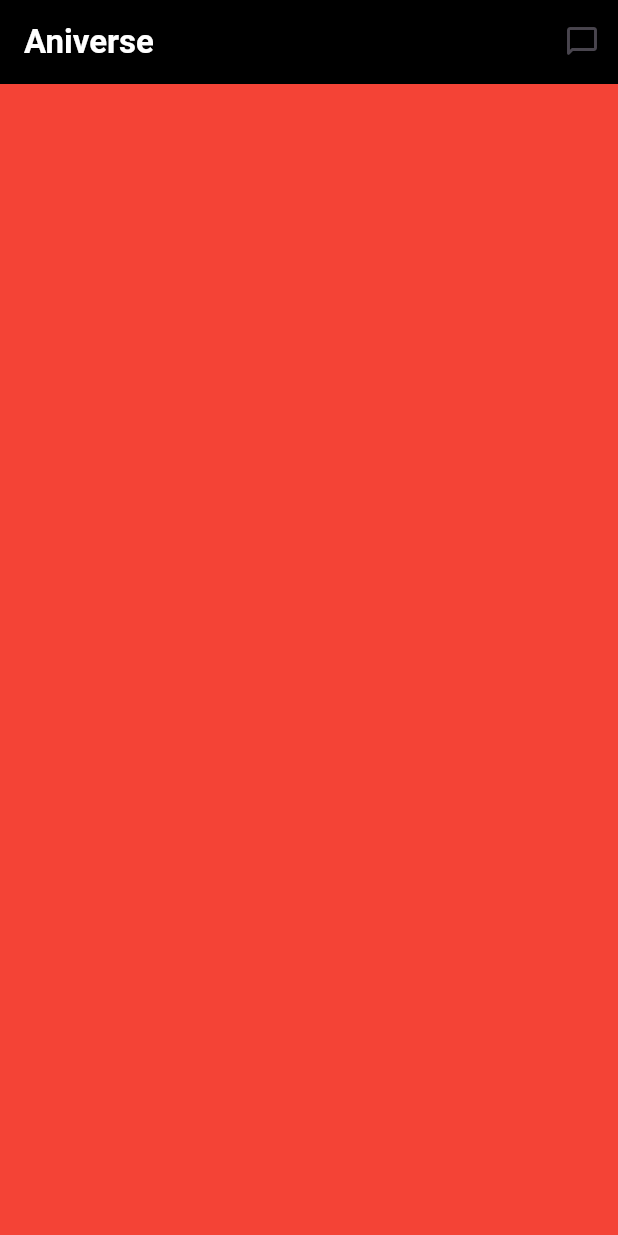
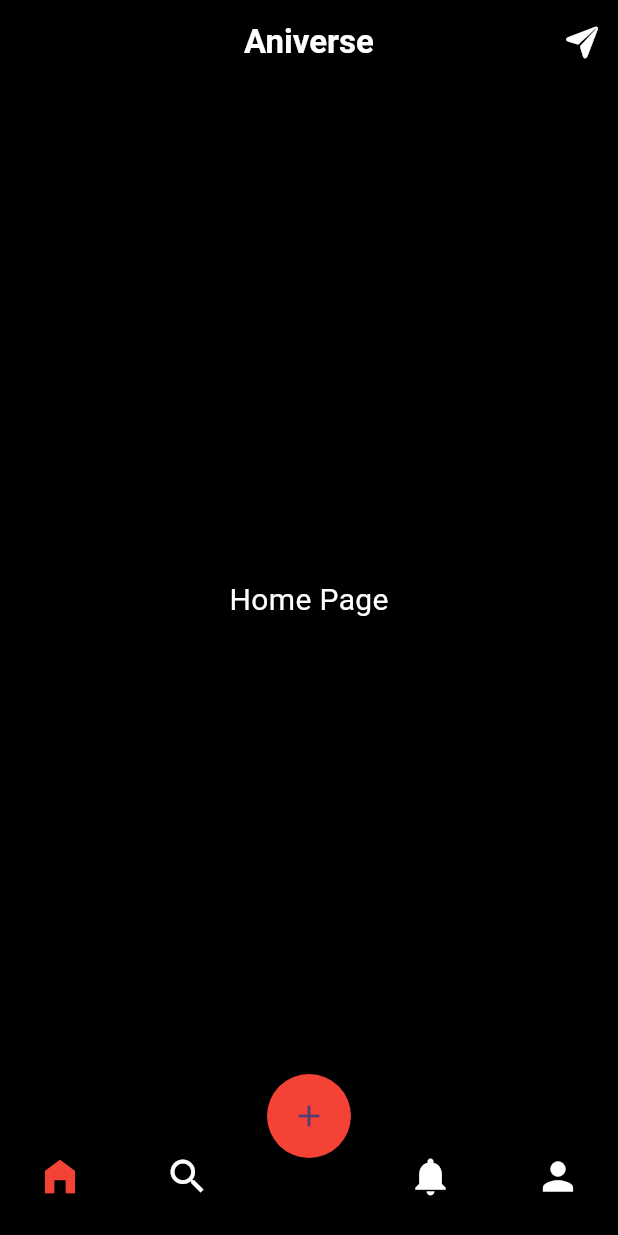
Before and after one commit to sak-smokz/aniverse-app, a Flutter app: the screen it shows after launch, on a phone screen of 412 x 824 dp. Run offline on Flutter 3.47's test engine with Material 3 defaults, Android fonts, the phone set to English and light mode, and no system bars.

Commit message:
navigated pages

```diff
--- a/lib/home_page.dart
+++ b/lib/home_page.dart
@@ -1,32 +1,32 @@
 import 'package:flutter/material.dart';
+import 'package:flutter/cupertino.dart';
 
-class HomePage extends StatefulWidget {
-  const HomePage({super.key});
+class HomeScreen extends StatelessWidget {
+  const HomeScreen({super.key});
 
-  @override
-  State<HomePage> createState() => _HomePageState();
-}
-
-class _HomePageState extends State<HomePage> {
   @override
   Widget build(BuildContext context) {
     return Scaffold(
-      appBar: AppBar(
-        title: const Text('Aniverse',style: TextStyle(color: Colors.white,fontWeight: FontWeight.w700)),
+      appBar: AppBar(centerTitle: true,
+        backgroundColor: Colors.black,
+        title: const Text(
+          'Aniverse',
+          style: TextStyle(color: Colors.white, fontWeight: FontWeight.w700),
+        ),
         actions: [
           IconButton(
-            icon: const Icon(Icons.messenger_outline_rounded),
+            icon: const Icon(CupertinoIcons.paperplane_fill,color: Colors.white),
             onPressed: () {
-              // Add your message button logic here
               debugPrint('Message button pressed');
             },
           ),
-        ],backgroundColor: Colors.black,
-      ),
-      body: Container(
-        height: MediaQuery.of(context).size.height,
-        width: MediaQuery.of(context).size.width,
-        color: Colors.red,
+        ],
+      ),backgroundColor: Colors.black,
+      body: const Center(
+        child: Text(
+          'Home Page',
+          style: TextStyle(fontSize: 20, color: Colors.white),
+        ),
       ),
     );
   }
--- a/lib/main.dart
+++ b/lib/main.dart
@@ -1,5 +1,5 @@
 
-import 'package:aniverse/home_page.dart';
+import 'package:aniverse/navigation.dart';
 import 'package:aniverse/ip_page.dart';
 import 'package:aniverse/startup_page.dart';
 import 'package:flutter/material.dart';
@@ -21,7 +21,7 @@ class MyApp extends StatelessWidget {
         useMaterial3: true,
       ),
       debugShowCheckedModeBanner: false, // Hides the debug banner
-      home:const HomePage(), // Loads the StartupPage
+      home:const Navigation(), // Loads the StartupPage
     );
   }
 }
--- /dev/null
+++ b/lib/navigation.dart
@@ -0,0 +1,97 @@
+import 'package:aniverse/home_page.dart';
+import 'package:aniverse/notification_page.dart';
+import 'package:aniverse/profile_page.dart';
+import 'package:aniverse/search_page.dart';
+import 'package:flutter/material.dart';
+import 'package:flutter/cupertino.dart';
+
+class Navigation extends StatefulWidget {
+  const Navigation({super.key});
+
+  @override
+  State<Navigation> createState() => _NavigationState();
+}
+
+class _NavigationState extends State<Navigation> {
+  int _currentIndex = 0;
+
+  final List<Widget> _pages = [
+    const HomeScreen(),
+    const SearchScreen(),
+    const NotificationsScreen(),
+    const ProfileScreen(),
+  ];
+
+  @override
+  Widget build(BuildContext context) {
+    return Scaffold(
+
+      body: _pages[_currentIndex],
+      backgroundColor: Colors.black,
+      floatingActionButton: FloatingActionButton(
+        backgroundColor: Colors.red,
+        shape: CircleBorder(),
+        onPressed: () {
+          debugPrint('Floating Action Button Pressed');
+        },
+        child: const Icon(Icons.add),
+      ),
+      floatingActionButtonLocation: FloatingActionButtonLocation.centerDocked,
+      bottomNavigationBar: BottomAppBar(
+        color: Colors.black,
+        shape: const CircularNotchedRectangle(),
+        notchMargin: 8.0,
+        child: Row(
+          mainAxisAlignment: MainAxisAlignment.spaceBetween,
+          children: [
+            IconButton(
+              icon: Icon(
+                Icons.home_filled,
+                color: _currentIndex == 0 ? Colors.red : Colors.white,size: 30,
+              ),
+              onPressed: () {
+                setState(() {
+                  _currentIndex = 0;
+                });
+              },
+            ),
+            IconButton(
+              icon: Icon(
+                Icons.search,
+                color: _currentIndex == 1 ? Colors.red : Colors.white,size: 30,
+              ),
+              onPressed: () {
+                setState(() {
+                  _currentIndex = 1;
+                });
+              },
+            ),
+            const SizedBox(width: 40), // Space for the FAB
+            IconButton(
+              icon: Icon(
+                Icons.notifications,
+                color: _currentIndex == 2 ? Colors.red : Colors.white,size: 30,
+              ),
+              onPressed: () {
+                setState(() {
+                  _currentIndex = 2;
+                });
+              },
+            ),
+            IconButton(
+              icon: Icon(
+                Icons.person,
+                color: _currentIndex == 3 ? Colors.red : Colors.white,size: 30,
+              ),
+              onPressed: () {
+                setState(() {
+                  _currentIndex = 3;
+                });
+              },
+            ),
+          ],
+        ),
+      ),
+    );
+  }
+}
```
Also changed, not shown: lib/navigation_widget.dart (deleted, +0 -23 lines), lib/notification_page.dart (added, +28 -0 lines), lib/profile_page.dart (added, +15 -0 lines), lib/search_page.dart (added, +32 -0 lines).
